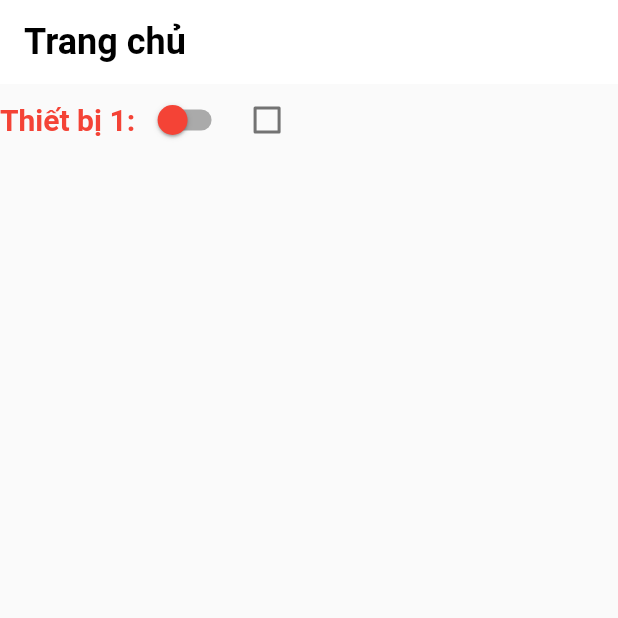
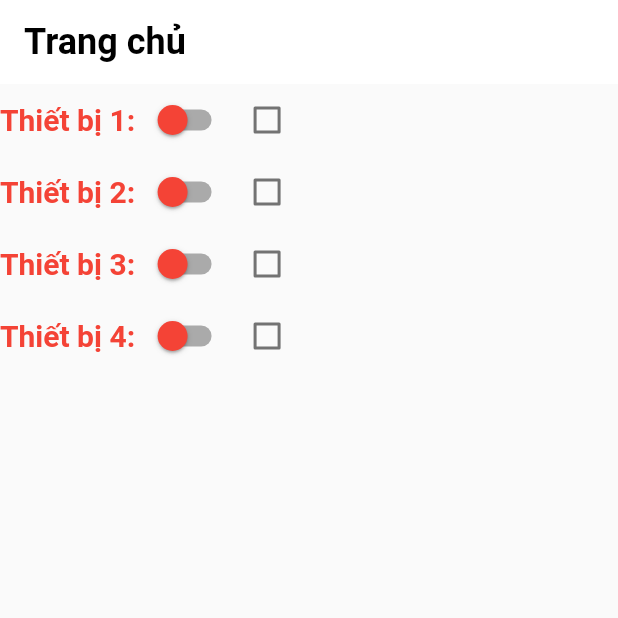
Before and after one commit to mralbertnguyen/freelance-ble, a Flutter app: the screen it shows after launch, on a phone screen of 412 x 824 dp, the top half of it. Run offline on Flutter 3.47's test engine with Material 2 defaults, Android fonts, the phone set to English and light mode, and no system bars.

Commit message:
added item device

```diff
--- a/lib/screens/home_screen.dart
+++ b/lib/screens/home_screen.dart
@@ -23,24 +23,28 @@ class _HomeScreenState extends State<HomeScreen> {
     {
       "name": "1",
       "is_on": false,
+      "is_delay": false,
       "delay_time": 0,
       "text_controller": _device1TextController
     },
     {
       "name": "2",
       "is_on": false,
+      "is_delay": false,
       "delay_time": 0,
       "text_controller": _device2TextController
     },
     {
       "name": "3",
       "is_on": false,
+      "is_delay": false,
       "delay_time": 0,
       "text_controller": _device3TextController
     },
     {
       "name": "4",
       "is_on": false,
+      "is_delay": false,
       "delay_time": 0,
       "text_controller": _device4TextController
     }
@@ -77,11 +81,12 @@ class _HomeScreenState extends State<HomeScreen> {
           width: MediaQuery.of(context).size.width,
           child: Column(
             children: <Widget>[
+              for (DeviceType device in listDevices)
                 Row(
                   children: <Widget>[
                     // TODO: Device name
                     Text(
-                    "Thiết bị ${_deviceTest.name}: ",
+                      "Thiết bị ${device.name}: ",
                       style: TextStyle(
                           color: Colors.red,
                           fontWeight: FontWeight.bold,
@@ -89,31 +94,43 @@ class _HomeScreenState extends State<HomeScreen> {
                     ),
                     // TODO: Button on off
                     Switch(
-                    value: _deviceTest.isOn,
+                      value: device.isOn,
                       onChanged: (value) {
                         setState(() {
-                        _deviceTest.isOn = value;
-                        print("Device is on ${_deviceTest.isOn}");
+                          device.isOn = value;
+                          print("Device is on ${device.isOn}");
                         });
                       },
                       inactiveThumbColor: Colors.red,
                       activeTrackColor: Colors.lightGreenAccent,
                       activeColor: Colors.green,
                     ),
-                  // TODO: Input delay time
-//                  TextField(
-//                    controller: _device1TextController,
-//                    onChanged: (v) {},
-//                  ),
+
                     // TODO: Checkbox enable delay time
                     Checkbox(
-                    value: _deviceTest.isOn,
+                      value: device.isDelay,
                       onChanged: (isChecked) {
                         setState(() {
-                        _deviceTest.isOn = isChecked;
+                          device.isDelay = isChecked;
                         });
                       },
-                  )
+                    ),
+
+                    // TODO: Input delay time
+                    if (device.isDelay)
+                      Container(
+                        height: 50,
+                        width: 100,
+                        child: TextField(
+                          controller: _device1TextController,
+                          decoration: InputDecoration(),
+                          onChanged: (v) {
+                            setState(() {
+                              device.delayTime = int.parse(v);
+                            });
+                          },
+                        ),
+                      ),
                   ],
                 )
             ],
```
Lines whose indentation alone changed are shown as unchanged.
